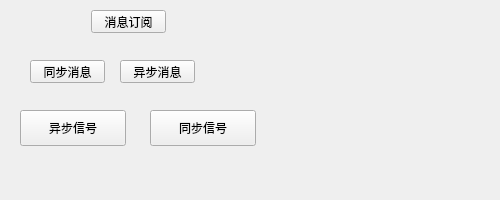
Before: the Qt Designer form Plugins/cn.qtio.desktop/mainwindow.ui in ph1126542159/ctkDemo, drawn with Qt 5.
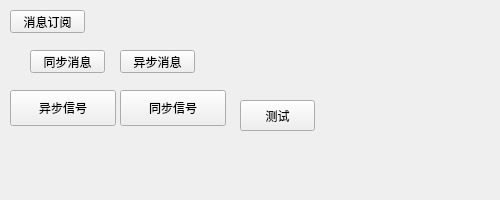
After: the same form once the commit is applied.

Patch:
```diff
--- a/Plugins/cn.qtio.desktop/mainwindow.ui
+++ b/Plugins/cn.qtio.desktop/mainwindow.ui
@@ -33,7 +33,7 @@
     <property name="geometry">
      <rect>
       <x>30</x>
-      <y>60</y>
+      <y>50</y>
       <width>75</width>
       <height>23</height>
      </rect>
@@ -46,7 +46,7 @@
     <property name="geometry">
      <rect>
       <x>120</x>
-      <y>60</y>
+      <y>50</y>
       <width>75</width>
       <height>23</height>
      </rect>
@@ -58,7 +58,7 @@
    <widget class="QPushButton" name="subscriber_pushButton">
     <property name="geometry">
      <rect>
-      <x>91</x>
+      <x>10</x>
       <y>10</y>
       <width>75</width>
       <height>23</height>
@@ -71,8 +71,8 @@
    <widget class="QPushButton" name="queued_pushButton">
     <property name="geometry">
      <rect>
-      <x>20</x>
-      <y>110</y>
+      <x>10</x>
+      <y>90</y>
       <width>106</width>
       <height>36</height>
      </rect>
@@ -84,8 +84,8 @@
    <widget class="QPushButton" name="direct_pushButton">
     <property name="geometry">
      <rect>
-      <x>150</x>
-      <y>110</y>
+      <x>120</x>
+      <y>90</y>
       <width>106</width>
       <height>36</height>
      </rect>
@@ -94,6 +94,19 @@
      <string>同步信号</string>
     </property>
    </widget>
+   <widget class="QPushButton" name="btnTest">
+    <property name="geometry">
+     <rect>
+      <x>240</x>
+      <y>100</y>
+      <width>75</width>
+      <height>31</height>
+     </rect>
+    </property>
+    <property name="text">
+     <string>测试</string>
+    </property>
+   </widget>
   </widget>
   <widget class="QMenuBar" name="menubar">
    <property name="geometry">
```
Left out of the diff: 2 changed lines with no effect on the pictures.
